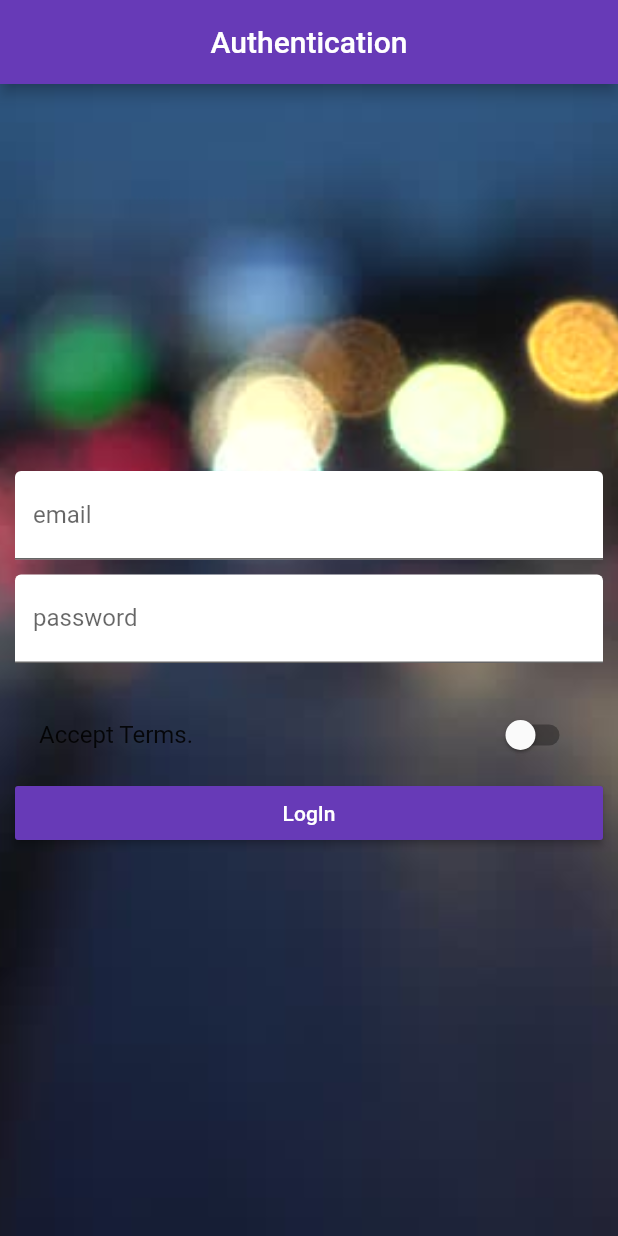
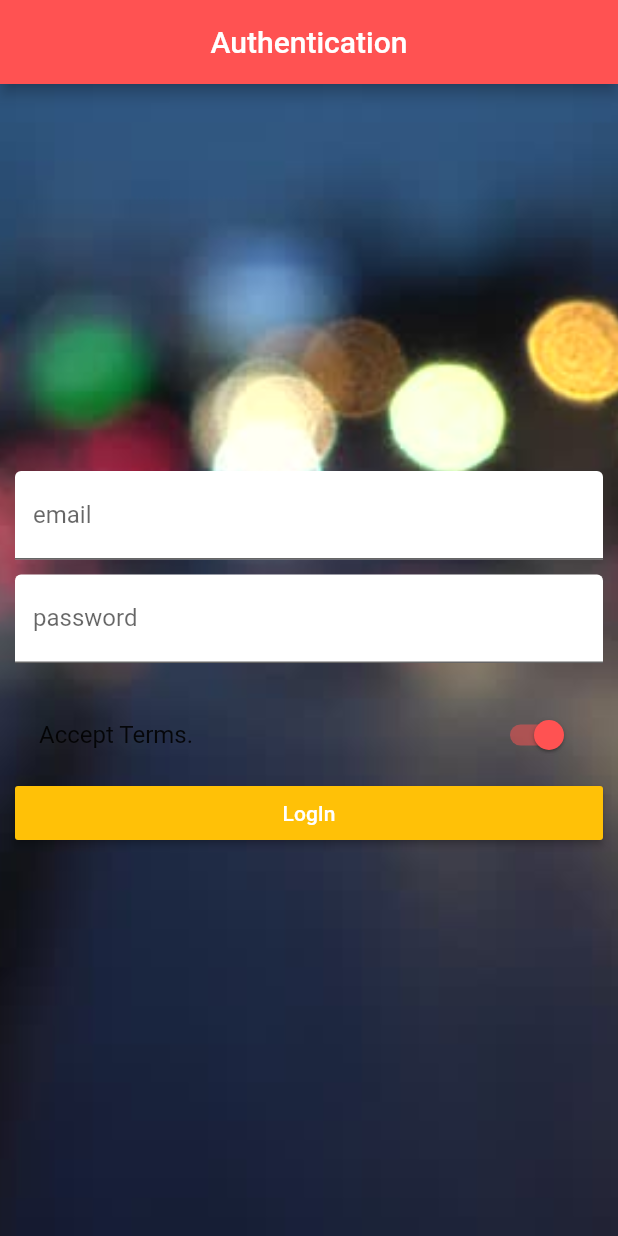
Before and after one commit to cgustav/Flutter_course, a Flutter app: the screen it shows after launch, after a tap on "Accept Terms.", on a phone screen of 412 x 824 dp. Run offline on Flutter 3.47's test engine with Material 2 defaults, Android fonts, the phone set to English and light mode, and no system bars; project files that could hold a hidden picture were left out.

Commit message:
form validation task done

```diff
--- a/lib/main.dart
+++ b/lib/main.dart
@@ -32,8 +32,8 @@ class _MyAppState extends State<MyApp> {
       theme: ThemeData(
           brightness: Brightness.light,
           primarySwatch: Colors.deepOrange,
-          accentColor: Colors.deepPurple,
-          buttonColor: Colors.deepPurple,
+          accentColor: Colors.redAccent,
+          buttonColor: Colors.amber,
           //buttonTheme: ButtonThemeData(textTheme: TextTheme())
           ),
 
--- a/lib/pages/auth/auth.dart
+++ b/lib/pages/auth/auth.dart
@@ -25,8 +25,7 @@ class _AuthPageState extends State<AuthPage> {
         title: Center(child: Text('Authentication')),
         backgroundColor: Theme.of(context).accentColor,
       ),
-      body: StandardAuthForm(
-          context, _setEmail, _setPassword, _switchTerms, _submittion),
+      body: StandardAuthForm(context),
     );
   }
 
--- a/lib/widgets/auth/standardAuthForm.dart
+++ b/lib/widgets/auth/standardAuthForm.dart
@@ -1,14 +1,65 @@
 import 'package:flutter/material.dart';
 
-class StandardAuthForm extends StatelessWidget {
+class StandardAuthForm extends StatefulWidget {
   final BuildContext context;
-  final Function setEmail;
-  final Function setPassword;
-  final Function switchTerms;
-  final Function submittion;
 
-  StandardAuthForm(this.context, this.setEmail, this.setPassword,
-      this.switchTerms, this.submittion);
+  StandardAuthForm(this.context);
+
+  @override
+  State<StatefulWidget> createState() {
+    // TODO: implement createState
+    return _StandardAuthFormState();
+  }
+}
+
+class _StandardAuthFormState extends State<StandardAuthForm>{
+  final GlobalKey<FormState> _authFormKey = GlobalKey<FormState>();
+  //String _email = null;
+  //String _password = null;
+  //bool _acceptTerms = false;
+  final Map<String, dynamic> _credentials = {
+    'email': null,
+    'password': null,
+    'accept': false
+  };
+
+  //BUILD METHOD
+  @override
+  Widget build(BuildContext context) {
+    return GestureDetector(
+      onTap: (){
+        FocusScope.of(context).requestFocus(FocusNode());
+      },
+      child: Form(
+      key: _authFormKey,
+      child: Container(
+          decoration: BoxDecoration(image: _buildBackgroundImage()),
+          padding: EdgeInsets.all(10.0),
+          child: Container(
+              //color: Colors.green,
+              // constraints: BoxConstraints(
+              //     maxHeight: 400.0,
+              //     maxWidth: 300.0,
+              //     minWidth: 200.0,
+              //     minHeight: 200.0),
+              child: Center(
+            child: SingleChildScrollView(
+              child: Column(children: <Widget>[
+                _buildEmailInput(),
+                SizedBox(
+                  height: 10.0,
+                ),
+                _buildPasswordInput(),
+                SizedBox(
+                  height: 20.0,
+                ),
+                _buildSwitchTile(),
+                _buildSubmittionButton()
+              ]),
+            ),
+          ))),
+    ));
+  }
 
   //HELPERS
 
@@ -22,26 +73,47 @@ class StandardAuthForm extends StatelessWidget {
   }
 
   Widget _buildEmailInput() {
-    return TextField(
-        decoration: InputDecoration(
-            labelText: 'email', filled: true, fillColor: Colors.white),
-        keyboardType: TextInputType.emailAddress,
-        onChanged: (String value) => setEmail(value));
+    return TextFormField(
+      decoration: InputDecoration(
+          labelText: 'email', filled: true, fillColor: Colors.white),
+      keyboardType: TextInputType.emailAddress,
+      validator: (String value) {
+        RegExp reg = RegExp(
+            r"[a-z0-9!#$%&'*+/=?^_`{|}~-]+(?:\.[a-z0-9!#$%&'*+/=?^_`{|}~-]+)*@(?:[a-z0-9](?:[a-z0-9-]*[a-z0-9])?\.)+[a-z0-9](?:[a-z0-9-]*[a-z0-9])?");
+
+        if (value.isEmpty || !reg.hasMatch(value)) {
+          return 'Email cannot be empty and should be a valid email.';
+        }
+      },
+      onSaved: (String value) {
+        _credentials['email'] = value;
+      },
+      //onChanged: (String value) => setEmail(value));
+    );
   }
 
   Widget _buildPasswordInput() {
-    return TextField(
-        decoration: InputDecoration(
-            labelText: 'password', filled: true, fillColor: Colors.white),
-        obscureText: true,
-        onChanged: (String value) => setPassword(value));
+    return TextFormField(
+      decoration: InputDecoration(
+          labelText: 'password', filled: true, fillColor: Colors.white),
+      obscureText: true,
+      validator: (String value) {
+        if (value.isEmpty || value.trim().length < 3) {
+          return 'Password cannot be empty and should be 3+ characters long.';
+        }
+      },
+      onSaved: (String value) {
+        _credentials['password'] = value;
+      },
+    );
   }
 
   Widget _buildSwitchTile() {
     return SwitchListTile(
         title: Text('Accept Terms.'),
-        value: false,
+        value: _credentials['accept'],
         onChanged: (bool value) => switchTerms(value));
+
   }
 
   Widget _buildSubmittionButton() {
@@ -51,38 +123,25 @@ class StandardAuthForm extends StatelessWidget {
         child: Center(
           child: Text('LogIn'),
         ),
-        onPressed: () => submittion(context));
+        onPressed: () => _submitForm());
   }
-  //BUILD METHOD
 
-  @override
-  Widget build(BuildContext context) {
-    return Container(
-        decoration: BoxDecoration(image: _buildBackgroundImage()),
-        //alignment: AlignmentDirectional(0.0, 0.8),
-        padding: EdgeInsets.all(10.0),
-        child: Container(
-            //color: Colors.green,
-            // constraints: BoxConstraints(
-            //     maxHeight: 400.0,
-            //     maxWidth: 300.0,
-            //     minWidth: 200.0,
-            //     minHeight: 200.0),
-            child: Center(
-          child: SingleChildScrollView(
-            child: Column(children: <Widget>[
-              _buildEmailInput(),
-              SizedBox(
-                height: 10.0,
-              ),
-              _buildPasswordInput(),
-              SizedBox(
-                height: 20.0,
-              ),
-              _buildSwitchTile(),
-              _buildSubmittionButton()
-            ]),
-          ),
-        )));
+  void switchTerms(bool value) {
+    setState(() {
+      _credentials['accept'] = value;
+    });
   }
+
+  void _submitForm() {
+    if (!_authFormKey.currentState.validate() || !_credentials['accept']) {
+      return;
+    }
+
+    print('Authenticating...');
+    _authFormKey.currentState.save();
+    print(_credentials.toString());
+    Navigator.pushReplacementNamed(context, '/products');
+  }
+
+
 }
```
